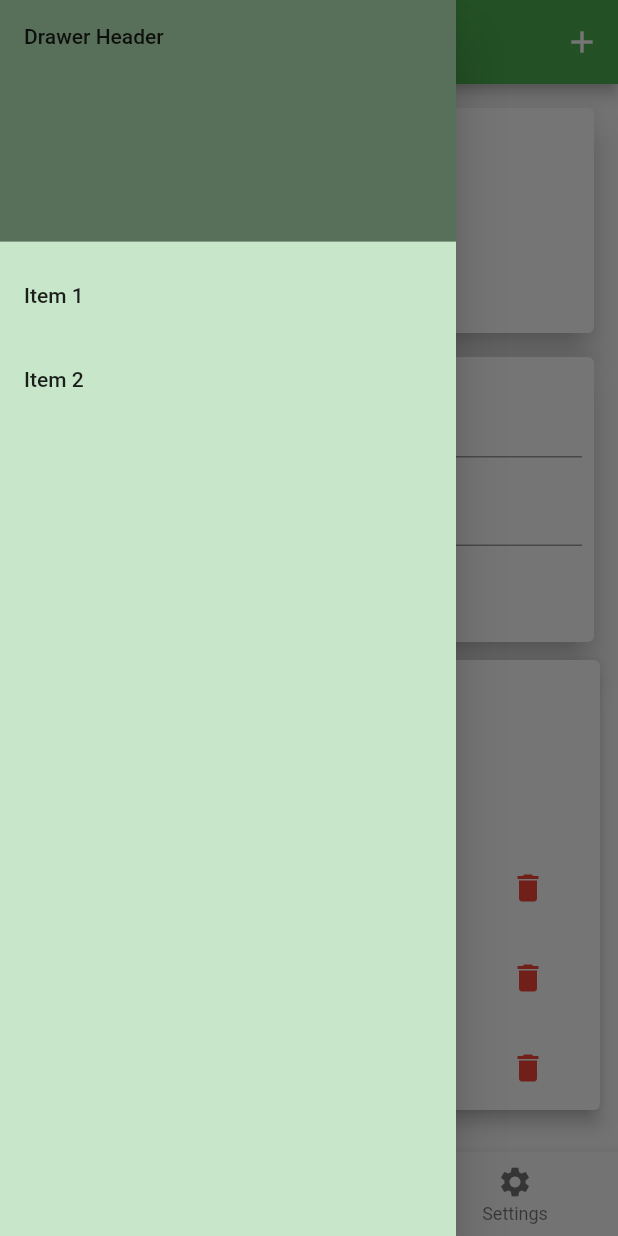
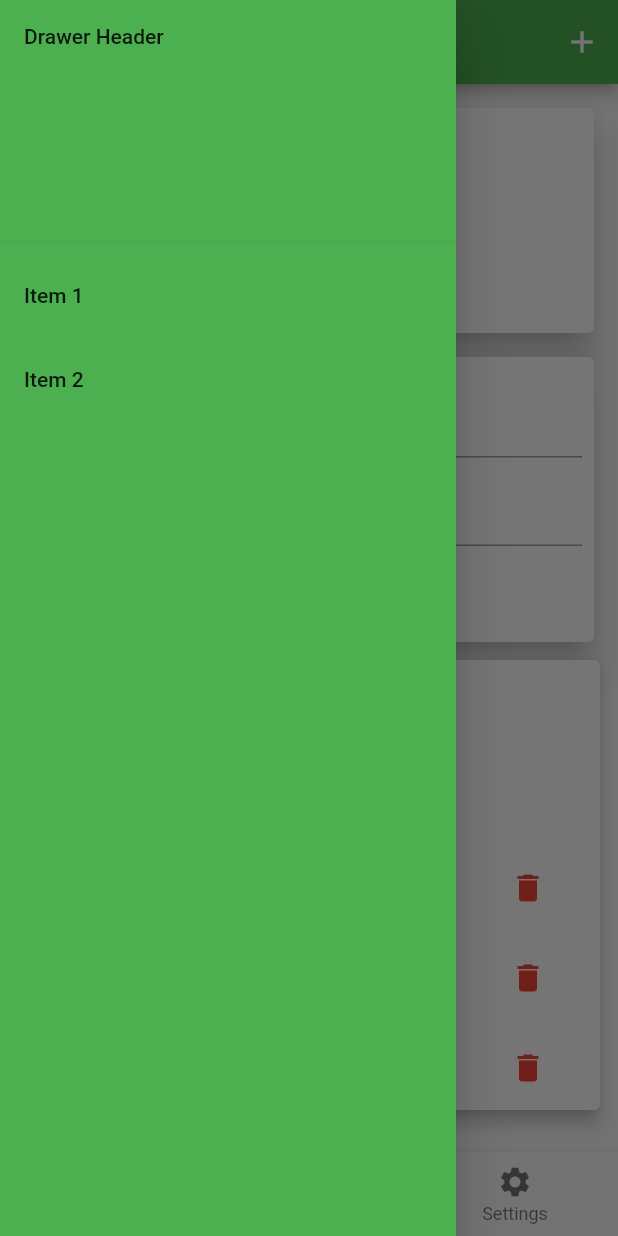
Before and after one commit to doziestar/tutisApp, a Flutter app: the screen it shows after launch, with the side drawer open, on a phone screen of 412 x 824 dp. Run offline on Flutter 3.47's test engine with Material 2 defaults, Android fonts, the phone set to English and light mode, and no system bars.

Commit message:
fixing bug

```diff
--- a/lib/body.dart
+++ b/lib/body.dart
@@ -88,20 +88,20 @@ class _BodyState extends State<Body> {
         ],
       ),
       drawer: Drawer(
-        backgroundColor: Colors.green[100],
+        backgroundColor: Theme.of(context).primaryColor,
         child: ListView(
-          children: const <Widget>[
+          children: <Widget>[
             DrawerHeader(
-              child: Text('Drawer Header'),
+              child: const Text('Drawer Header'),
               decoration: BoxDecoration(
-                color: Color.fromARGB(255, 88, 112, 89),
+                color: Theme.of(context).primaryColor,
               ),
             ),
-            ListTile(
+            const ListTile(
               title: Text('Item 1'),
               onTap: null,
             ),
-            ListTile(
+            const ListTile(
               title: Text('Item 2'),
               onTap: null,
             ),
--- a/lib/main.dart
+++ b/lib/main.dart
@@ -13,6 +13,10 @@ class ExpenseTracker extends StatelessWidget {
       theme: ThemeData(
         navigationBarTheme: const NavigationBarThemeData(
           backgroundColor: Colors.white,
+        ),
+        colorScheme:
+            ColorScheme.fromSwatch(primarySwatch: Colors.green).copyWith(
+          secondary: Colors.amber,
         ),
         primarySwatch: Colors.green,
       ),
```
